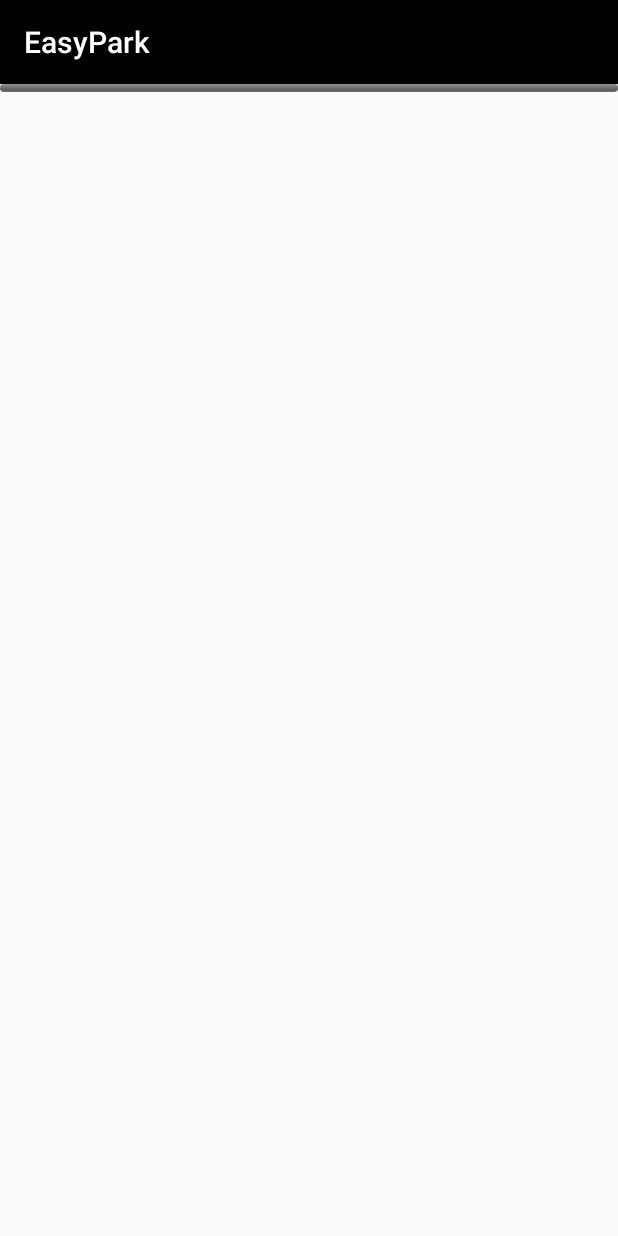
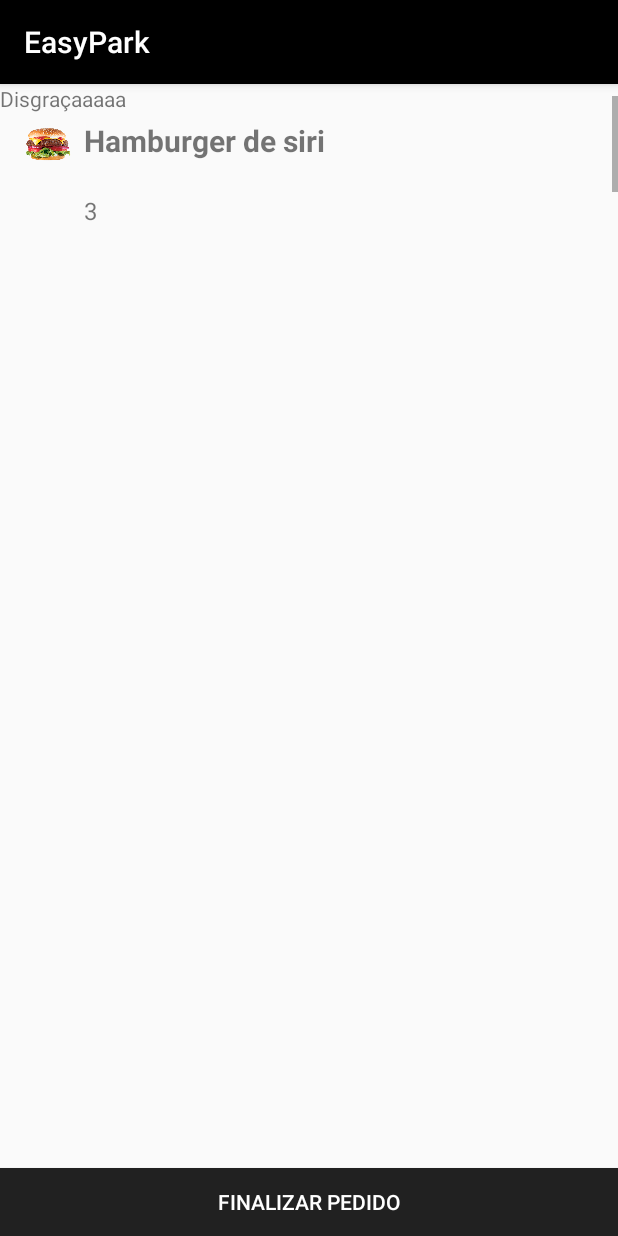
Before and after one commit to Victorhugo101/Shakal, an Android app: the fragment DetalhePedidoFragment placed in its activity, on a phone screen of 412 x 824 dp. Run offline under Robolectric (Android 15) with nearby library versions, the phone set to English and light mode, and no system bars.

Commit message:
Detalhe do pedido

```diff
--- a/MobileTruck/app/src/main/java/easypark/com/mobiletruck/adapter/PedidoAdapter.kt
+++ b/MobileTruck/app/src/main/java/easypark/com/mobiletruck/adapter/PedidoAdapter.kt
@@ -11,6 +11,9 @@ import android.widget.TextView
 import easypark.com.mobiletruck.R
 import easypark.com.mobiletruck.fragments.DetalhePedidoFragment
 import easypark.com.mobiletruck.model.PedidoOverviewDTO
+import android.support.v7.app.AppCompatActivity
+
+
 
 
 class PedidoAdapter(private val pedidos: MutableList<PedidoOverviewDTO>, private val context: Context)
@@ -24,36 +27,49 @@ class PedidoAdapter(private val pedidos: MutableList<PedidoOverviewDTO>, private
         return ViewHolder(view)
     }
     override fun onBindViewHolder(viewHolder: ViewHolder, p1: Int) {
-        val pedido = pedidos[p1]
+        val pedido: PedidoOverviewDTO = pedidos.get(p1)
 
         viewHolder.codigo.text = pedido.id.toString()
         viewHolder.numeroMesa.text = pedido.mesa.toString()
         viewHolder.nomeCliente.text = pedido.nomeCliente
         viewHolder.status.text = pedido.status.toString()
+
+
+        viewHolder.itemView.setOnClickListener { v ->
+            chamaProximoFragmento(p1,DetalhePedidoFragment.newInstance())
+        }
+
+
+
+        //val manager = (context as AppCompatActivity).supportFragmentManager
     }
 
     fun chamaProximoFragmento(position: Int, fragmento: Fragment) {
 
         val bundle = Bundle()
-        bundle.putSerializable("produto", this.pedidos.get(position))
-        val fragment = DetalhePedidoFragment.newInstance()
-        fragment.setArguments(bundle)
-        val ft = fragmento.activity!!.supportFragmentManager.beginTransaction()
-        ft.replace(R.id.main_container, fragment)
-        //ft.addToBackStack("ListComprarProduto")
-        ft.commit()
+        //bundle.putSerializable("produto", pedido)
+
+        //val fragment = DetalhePedidoFragment.newInstance()
+        //fragment.setArguments(bundle)
+
+        val fragmentTransaction = (context as AppCompatActivity)!!.supportFragmentManager.beginTransaction()
+        fragmentTransaction.replace(R.id.main_container, fragmento)
+        fragmentTransaction.addToBackStack("ListaPedido")
+        fragmentTransaction.commit()
     }
     override fun getItemCount(): Int {
         return pedidos.size
     }
 
-    inner class ViewHolder internal constructor(view: View) : RecyclerView.ViewHolder(view),View.OnClickListener{
+    inner class ViewHolder internal constructor(view: View) : RecyclerView.ViewHolder(view),View.OnClickListener {
+
 
         override fun onClick(p0: View?) {
             if (recycleViewClickListener != null) {
                 recycleViewClickListener?.onClickListener(p0 , adapterPosition)
             }
         }
+
 
 
         internal var nomeCliente: TextView
@@ -72,7 +88,8 @@ class PedidoAdapter(private val pedidos: MutableList<PedidoOverviewDTO>, private
 
     }
 
-    public fun setPedidoRecycleViewOnClick(r: RecycleViewClickListener) {
+
+    fun setPedidoRecycleViewOnClick(r: RecycleViewClickListener) {
         this.recycleViewClickListener = r
     }
 
--- a/MobileTruck/app/src/main/java/easypark/com/mobiletruck/fragments/DetalhePedidoFragment.kt
+++ b/MobileTruck/app/src/main/java/easypark/com/mobiletruck/fragments/DetalhePedidoFragment.kt
@@ -11,8 +11,10 @@ import android.support.v7.widget.RecyclerView
 import android.view.LayoutInflater
 import android.view.View
 import android.view.ViewGroup
+import android.widget.TextView
 
 import easypark.com.mobiletruck.R
+import easypark.com.mobiletruck.R.id.rv_lista_produtos_pedido
 import easypark.com.mobiletruck.activities.TruckMainApp
 import easypark.com.mobiletruck.adapter.ProdutoAdapter
 import easypark.com.mobiletruck.model.ProdutoOverviewDTO
@@ -23,25 +25,40 @@ class DetalhePedidoFragment : Fragment() {
     private var mAdapter: ProdutoAdapter? = null
     private val produtos = mutableListOf<ProdutoOverviewDTO>()
     private lateinit var listView: RecyclerView
+    private lateinit var textView: TextView
+
 
     override fun onCreateView(inflater: LayoutInflater, container: ViewGroup?, savedInstanceState: Bundle?): View? {
 
-        val view = inflater.inflate(R.layout.fragment_list_pedidos, container, false)
-        this.listView = view.findViewById<RecyclerView>(R.id.rv_lista_produtos)
+
+        val view = inflater.inflate(R.layout.fragment_detalhe_pedido, container, false)
+        listView = view.findViewById( R.id.rv_lista_produtos_pedido)
+        textView = view.findViewById( R.id.textNumeroPedido)
         this.carregarProdutos()
         return view
     }
 
     private fun carregarProdutos(){
 
+
         produtos.add(0, ProdutoOverviewDTO(1,"Hamburger de siri",3))
         produtos.add(1, ProdutoOverviewDTO(1,"Hamburger de merda",3))
         produtos.add(2, ProdutoOverviewDTO(1,"Hamburger de Big Bosta",3))
         mAdapter = ProdutoAdapter(produtos, requireContext())
         val mLayoutManager = LinearLayoutManager(requireContext())
+
+    /*
         listView.layoutManager = mLayoutManager
         listView.itemAnimator = DefaultItemAnimator()
         listView.adapter = mAdapter
+*/
+
+
+
+        listView.layoutManager = mLayoutManager
+        listView.itemAnimator = DefaultItemAnimator()
+        listView.adapter = mAdapter
+
     }
 
     companion object {
--- a/MobileTruck/app/src/main/java/easypark/com/mobiletruck/fragments/ListPedidosFragment.kt
+++ b/MobileTruck/app/src/main/java/easypark/com/mobiletruck/fragments/ListPedidosFragment.kt
@@ -19,7 +19,8 @@ import easypark.com.mobiletruck.model.PedidoStatusEnum
 //import kotlinx.android.synthetic.main.fragment_list_pedidos.*
 
 
-class ListPedidosFragment : Fragment(), RecycleViewClickListener {
+class ListPedidosFragment : Fragment(), RecycleViewClickListener
+{
 
 
 
@@ -35,6 +36,7 @@ class ListPedidosFragment : Fragment(), RecycleViewClickListener {
 
         return view
     }
+
     override fun onClickListener(view: View?, position: Int) {
         val adapter = recyclerView.getAdapter() as PedidoAdapter
         adapter.chamaProximoFragmento(position, this)
--- a/MobileTruck/app/src/main/java/easypark/com/mobiletruck/model/PedidoOverviewDTO.kt
+++ b/MobileTruck/app/src/main/java/easypark/com/mobiletruck/model/PedidoOverviewDTO.kt
@@ -2,5 +2,4 @@ package easypark.com.mobiletruck.model
 
 import java.io.Serializable
 
-class PedidoOverviewDTO(val id: Int, val nomeCliente: String, val mesa: Int, val status: PedidoStatusEnum): Serializable {
-}
+class PedidoOverviewDTO(val id: Int, val nomeCliente: String, val mesa: Int, val status: PedidoStatusEnum): Serializable
--- a/MobileTruck/app/src/main/res/layout/fragment_detalhe_pedido.xml
+++ b/MobileTruck/app/src/main/res/layout/fragment_detalhe_pedido.xml
@@ -7,12 +7,13 @@
 
     <!-- TODO: Update blank fragment layout -->
     <TextView
+        android:id="@+id/textNumeroPedido"
         android:layout_width="match_parent"
         android:layout_height="match_parent"
-        android:text="Pedido 65" />
+        android:text="Disgraçaaaaa"/>
 
     <android.support.v7.widget.RecyclerView
-        android:id="@+id/rv_lista_produtos"
+        android:id="@+id/rv_lista_produtos_pedido"
         android:scrollbars="vertical"
         android:layout_width="match_parent"
         android:layout_height="wrap_content"
```
